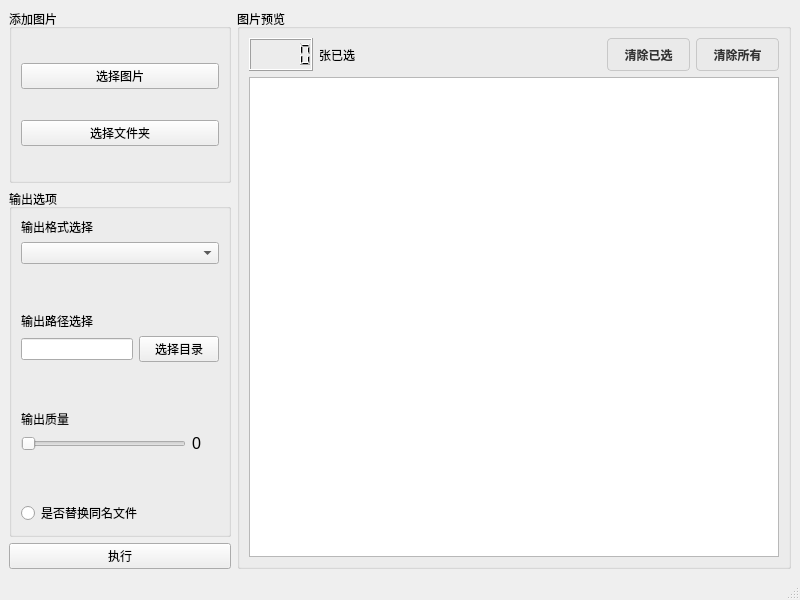
Gxstar/image_convert_qt, file main.ui: the form before one commit.
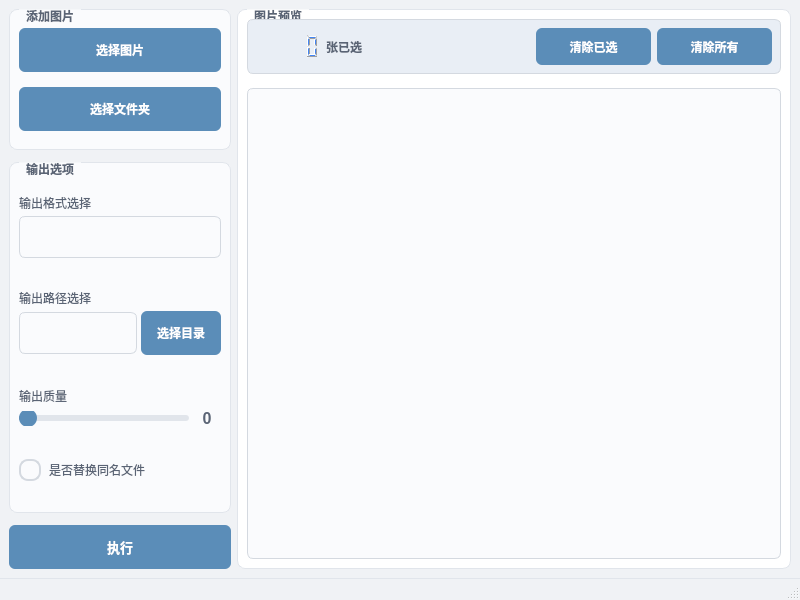
The form after the commit. Icons and pictures are not drawn.

Commit message:
style(ui): 更新主窗口样式和组件样式表
- 添加全局样式表定义，包括背景色、字体和边框样式
- 统一按钮、输入框、滑块等控件的视觉风格
- 优化布局间距和组件对齐
- 增强交互状态的视觉反馈

The edit to the form file:
```diff
--- a/main.ui
+++ b/main.ui
@@ -14,15 +14,189 @@
    <string>MainWindow</string>
   </property>
   <widget class="QWidget" name="centralwidget">
+   <property name="styleSheet">
+    <string notr="true">/* 主窗口背景 */
+QWidget#centralwidget {
+	background-color: #F0F2F5;
+	font-family: &quot;Segoe UI&quot;, &quot;Microsoft YaHei&quot;;
+}
+
+/* 分组框样式 */
+QGroupBox {
+    font-weight: 500;
+    border: 1px solid #E1E5EB;
+    border-radius: 8px;
+    margin-top: 1ex; /* 为标题留出空间 */
+    background-color: #FAFBFD;
+    font-family: &quot;Segoe UI&quot;, &quot;Microsoft YaHei&quot;;
+}
+
+QGroupBox::title {
+    subcontrol-origin: margin;
+    left: 10px;
+    padding: 0 5px 0 5px;
+    color: #5A6475;
+}
+
+/* 按钮通用样式 */
+QPushButton {
+    background-color: #5B8DB8;
+    color: white;
+    border: none;
+    border-radius: 6px;
+    padding: 10px 16px;
+    font-weight: 500;
+    font-family: &quot;Segoe UI&quot;, &quot;Microsoft YaHei&quot;;
+    min-height: 24px;
+}
+
+QPushButton:hover {
+    background-color: #4A7A9F;
+}
+
+QPushButton:pressed {
+    background-color: #3D6785;
+}
+
+QPushButton:disabled {
+    background-color: #8997A5;
+}
+
+/* 标签样式 */
+QLabel {
+    color: #5A6475;
+    font-family: &quot;Segoe UI&quot;, &quot;Microsoft YaHei&quot;;
+}
+
+/* 组合框样式 */
+QComboBox {
+    padding: 8px 12px;
+    border: 1px solid #D4D9E0;
+    border-radius: 6px;
+    background-color: #FAFBFD;
+    font-family: &quot;Segoe UI&quot;, &quot;Microsoft YaHei&quot;;
+    min-height: 24px;
+}
+
+QComboBox:hover {
+    border-color: #5B8DB8;
+}
+
+QComboBox::drop-down {
+    border: none;
+    border-radius: 6px;
+}
+
+QComboBox::down-arrow {
+    image: url(:/icons/down_arrow.png);
+    width: 12px;
+    height: 12px;
+    margin-right: 8px;
+}
+
+/* 输入框样式 */
+QLineEdit {
+    padding: 8px 12px;
+    border: 1px solid #D4D9E0;
+    border-radius: 6px;
+    background-color: #FAFBFD;
+    font-family: &quot;Segoe UI&quot;, &quot;Microsoft YaHei&quot;;
+    selection-background-color: #5B8DB8;
+    selection-color: white;
+    min-height: 24px;
+}
+
+QLineEdit:focus {
+    border-color: #5B8DB8;
+    outline: none;
+}
+
+/* 滑块样式 */
+QSlider::groove:horizontal {
+    height: 6px;
+    background: #E1E5EB;
+    border-radius: 3px;
+}
+
+QSlider::handle:horizontal {
+    background: #5B8DB8;
+    border: none;
+    width: 18px;
+    height: 18px;
+    margin: -6px 0;
+    border-radius: 9px;
+}
+
+QSlider::sub-page:horizontal {
+    background: #8997A5;
+    border-radius: 3px;
+}
+
+/* 单选按钮样式 */
+QRadioButton {
+    color: #5A6475;
+    font-family: &quot;Segoe UI&quot;, &quot;Microsoft YaHei&quot;;
+    spacing: 8px;
+}
+
+QRadioButton::indicator {
+    width: 18px;
+    height: 18px;
+}
+
+QRadioButton::indicator:unchecked {
+    border: 2px solid #D4D9E0;
+    border-radius: 9px;
+    background-color: #FAFBFD;
+}
+
+QRadioButton::indicator:checked {
+    border: 2px solid #5B8DB8;
+    border-radius: 9px;
+    background-color: #5B8DB8;
+}
+
+/* 列表视图样式 */
+QListView {
+    border: 1px solid #D4D9E0;
+    border-radius: 6px;
+    background-color: #FAFBFD;
+    alternate-background-color: #F0F2F5;
+    font-family: &quot;Segoe UI&quot;, &quot;Microsoft YaHei&quot;;
+}
+
+QListView::item {
+    padding: 6px 8px;
+}
+
+QListView::item:selected {
+    background-color: #5B8DB8;
+    color: white;
+}
+
+/* LCD数字显示样式 */
+QLCDNumber {
+    color: #5B8DB8;
+    border: none;
+    background-color: transparent;
+}
+</string>
+   </property>
    <layout class="QHBoxLayout" name="horizontalLayout_3" stretch="2,5">
     <item>
-     <layout class="QVBoxLayout" name="left" stretch="3,6,1">
+     <layout class="QVBoxLayout" name="left">
+      <property name="spacing">
+       <number>12</number>
+      </property>
       <item>
        <widget class="QGroupBox" name="inputBox">
         <property name="title">
          <string>添加图片</string>
         </property>
         <layout class="QVBoxLayout" name="verticalLayout">
+         <property name="spacing">
+          <number>6</number>
+         </property>
          <item>
           <spacer name="verticalSpacer_5">
            <property name="orientation">
@@ -85,8 +259,27 @@
          <string>输出选项</string>
         </property>
         <layout class="QVBoxLayout" name="verticalLayout_2">
+         <property name="spacing">
+          <number>10</number>
+         </property>
+         <item>
+          <spacer name="verticalSpacer_7">
+           <property name="orientation">
+            <enum>Qt::Orientation::Vertical</enum>
+           </property>
+           <property name="sizeHint" stdset="0">
+            <size>
+             <width>20</width>
+             <height>40</height>
+            </size>
+           </property>
+          </spacer>
+         </item>
          <item>
           <layout class="QVBoxLayout" name="format">
+           <property name="spacing">
+            <number>4</number>
+           </property>
            <item>
             <widget class="QLabel" name="outFormatTitle">
              <property name="text">
@@ -113,7 +306,10 @@
           </spacer>
          </item>
          <item>
-          <layout class="QVBoxLayout" name="outdir" stretch="0,0">
+          <layout class="QVBoxLayout" name="outdir">
+           <property name="spacing">
+            <number>4</number>
+           </property>
            <item>
             <widget class="QLabel" name="outDirTitle">
              <property name="text">
@@ -152,6 +348,9 @@
          </item>
          <item>
           <layout class="QVBoxLayout" name="quality">
+           <property name="spacing">
+            <number>4</number>
+           </property>
            <item>
             <widget class="QLabel" name="qualityTitle">
              <property name="text">
@@ -174,7 +373,10 @@
              <item>
               <widget class="QLabel" name="qualityShow">
                <property name="text">
-                <string>&lt;html&gt;&lt;head/&gt;&lt;body&gt;&lt;p&gt;&lt;span style=&quot; font-size:12pt;&quot;&gt;0&lt;/span&gt;&lt;/p&gt;&lt;/body&gt;&lt;/html&gt;</string>
+                <string>&lt;html&gt;&lt;head/&gt;&lt;body&gt;&lt;p&gt;&lt;span style=&quot; font-size:12pt; font-weight:600;&quot;&gt;0&lt;/span&gt;&lt;/p&gt;&lt;/body&gt;&lt;/html&gt;</string>
+               </property>
+               <property name="alignment">
+                <set>Qt::AlignmentFlag::AlignCenter</set>
                </property>
               </widget>
              </item>
@@ -202,11 +404,37 @@
            </property>
           </widget>
          </item>
+         <item>
+          <spacer name="verticalSpacer_8">
+           <property name="orientation">
+            <enum>Qt::Orientation::Vertical</enum>
+           </property>
+           <property name="sizeHint" stdset="0">
+            <size>
+             <width>20</width>
+             <height>40</height>
+            </size>
+           </property>
+          </spacer>
+         </item>
         </layout>
        </widget>
       </item>
       <item>
        <widget class="QPushButton" name="run">
+        <property name="minimumSize">
+         <size>
+          <width>0</width>
+          <height>44</height>
+         </size>
+        </property>
+        <property name="font">
+         <font>
+          <family>Segoe UI</family>
+          <pointsize>10</pointsize>
+          <fontweight>Medium</fontweight>
+         </font>
+        </property>
         <property name="text">
          <string>执行</string>
         </property>
@@ -216,141 +444,258 @@
     </item>
     <item>
      <widget class="QGroupBox" name="right">
+      <property name="styleSheet">
+       <string notr="true">QGroupBox#right {
+     background-color: #FFFFFF;
+     border: 1px solid #E1E5EB;
+     border-radius: 8px;
+     margin-top: 1ex;
+ }
+
+ QGroupBox#right::title {
+     subcontrol-origin: margin;
+     left: 10px;
+     padding: 0 5px 0 5px;
+     color: #5A6475;
+     font-weight: 500;
+ }</string>
+      </property>
       <property name="title">
        <string>图片预览</string>
       </property>
       <layout class="QVBoxLayout" name="verticalLayout_3">
        <item>
-        <layout class="QHBoxLayout" name="horizontalLayout_4">
-         <item>
-          <widget class="QLCDNumber" name="selectedNum"/>
-         </item>
-         <item>
-          <widget class="QLabel" name="labelSelectedNum">
-           <property name="text">
-            <string>张已选</string>
-           </property>
-          </widget>
-         </item>
-         <item>
-          <spacer name="horizontalSpacer">
-           <property name="orientation">
-            <enum>Qt::Orientation::Horizontal</enum>
-           </property>
-           <property name="sizeHint" stdset="0">
-            <size>
-             <width>40</width>
-             <height>20</height>
-            </size>
-           </property>
-          </spacer>
-         </item>
-         <item>
-          <widget class="QToolButton" name="clearSelected">
-           <property name="styleSheet">
-            <string notr="true">/* --- 专业灰色清除按钮 QSS --- */
+        <widget class="QWidget" name="toolbarWidget" native="true">
+         <property name="styleSheet">
+          <string notr="true">QWidget#toolbarWidget {
+    background-color: #E9EEF5;
+    border: 1px solid #D4D9E0;
+    border-radius: 6px;
+    padding: 8px;
+}</string>
+         </property>
+         <layout class="QHBoxLayout" name="horizontalLayout_4">
+          <item>
+           <widget class="QLCDNumber" name="selectedNum">
+            <property name="styleSheet">
+             <string notr="true">QLCDNumber {
+    color: #4285F4;
+    border: none;
+    background-color: transparent;
+}</string>
+            </property>
+           </widget>
+          </item>
+          <item>
+           <widget class="QLabel" name="labelSelectedNum">
+            <property name="styleSheet">
+             <string notr="true">QLabel {
+    color: #5A6475;
+    font-family: &quot;Segoe UI&quot;, &quot;Microsoft YaHei&quot;;
+    font-weight: 500;
+}</string>
+            </property>
+            <property name="text">
+             <string>张已选</string>
+            </property>
+           </widget>
+          </item>
+          <item>
+           <spacer name="horizontalSpacer">
+            <property name="orientation">
+             <enum>Qt::Orientation::Horizontal</enum>
+            </property>
+            <property name="sizeHint" stdset="0">
+             <size>
+              <width>40</width>
+              <height>20</height>
+             </size>
+            </property>
+           </spacer>
+          </item>
+          <item>
+           <widget class="QToolButton" name="clearSelected">
+            <property name="styleSheet">
+             <string notr="true">/* --- 工具栏按钮 QSS --- */
 
 QToolButton {
     /* 基础样式 */
-    background-color: #EAEAEA;        /* 浅灰色背景 */
-    color: #333333;                   /* 深灰色文字，保证可读性 */
-    border: 1px solid #C8C8C8;        /* 柔和的边框 */
-    border-radius: 4px;               /* 舒适的圆角 */
-    padding: 5px 12px;                /* 内边距 (上下5px, 左右12px) */
-    font-weight: bold;                /* 字体加粗，让文字更清晰 */
+    background-color: #5B8DB8;        /* 柔和蓝色背景 */
+    color: #FFFFFF;                   /* 白色文字 */
+    border: none;                     /* 无边框 */
+    border-radius: 6px;               /* 圆润边角 */
+    padding: 8px 16px;                /* 舒适内边距 */
+    font-weight: 500;                 /* 中等字体粗细 */
+    font-family: &quot;Segoe UI&quot;, &quot;Microsoft YaHei&quot;; /* 现代字体 */
+    min-width: 80px;
 }
 
 QToolButton:hover {
     /* 鼠标悬停状态 */
-    background-color: #DCDCDC;        /* 悬停时背景变深 */
-    border-color: #B8B8B8;            /* 边框颜色也相应加深 */
+    background-color: #4A7A9F;        /* 深一号的悬停色 */
 }
 
 QToolButton:pressed {
     /* 鼠标按下状态 */
-    background-color: #C8C8C8;        /* 按下时背景更深 */
-    border-color: #A0A0A0;
+    background-color: #3D6785;        /* 更深的按下色 */
 }
 
 QToolButton:disabled {
     /* 禁用状态 */
-    background-color: #F5F5F5;        /* 更浅的背景 */
-    color: #BDBDBD;                   /* 灰色文字 */
-    border-color: #E0E0E0;
+    background-color: #8997A5;        /* 浅灰色禁用状态 */
+    color: #CED4DA;
 }
 </string>
-           </property>
-           <property name="text">
-            <string>清除已选</string>
-           </property>
-           <property name="icon">
-            <iconset theme="QIcon::ThemeIcon::EditDelete"/>
-           </property>
-          </widget>
-         </item>
-         <item>
-          <widget class="QToolButton" name="clearAll">
-           <property name="styleSheet">
-            <string notr="true">/* --- 专业灰色清除按钮 QSS --- */
+            </property>
+            <property name="text">
+             <string>清除已选</string>
+            </property>
+            <property name="icon">
+             <iconset theme="QIcon::ThemeIcon::EditDelete"/>
+            </property>
+           </widget>
+          </item>
+          <item>
+           <widget class="QToolButton" name="clearAll">
+            <property name="styleSheet">
+             <string notr="true">/* --- 工具栏按钮 QSS --- */
 
 QToolButton {
     /* 基础样式 */
-    background-color: #EAEAEA;        /* 浅灰色背景 */
-    color: #333333;                   /* 深灰色文字，保证可读性 */
-    border: 1px solid #C8C8C8;        /* 柔和的边框 */
-    border-radius: 4px;               /* 舒适的圆角 */
-    padding: 5px 12px;                /* 内边距 (上下5px, 左右12px) */
-    font-weight: bold;                /* 字体加粗，让文字更清晰 */
+    background-color: #5B8DB8;        /* 柔和蓝色背景 */
+    color: #FFFFFF;                   /* 白色文字 */
+    border: none;                     /* 无边框 */
+    border-radius: 6px;               /* 圆润边角 */
+    padding: 8px 16px;                /* 舒适内边距 */
+    font-weight: 500;                 /* 中等字体粗细 */
+    font-family: &quot;Segoe UI&quot;, &quot;Microsoft YaHei&quot;; /* 现代字体 */
+    min-width: 80px;
 }
 
 QToolButton:hover {
     /* 鼠标悬停状态 */
-    background-color: #DCDCDC;        /* 悬停时背景变深 */
-    border-color: #B8B8B8;            /* 边框颜色也相应加深 */
+    background-color: #4A7A9F;        /* 深一号的悬停色 */
 }
 
 QToolButton:pressed {
     /* 鼠标按下状态 */
-    background-color: #C8C8C8;        /* 按下时背景更深 */
-    border-color: #A0A0A0;
+    background-color: #3D6785;        /* 更深的按下色 */
 }
 
 QToolButton:disabled {
     /* 禁用状态 */
-    background-color: #F5F5F5;        /* 更浅的背景 */
-    color: #BDBDBD;                   /* 灰色文字 */
-    border-color: #E0E0E0;
+    background-color: #8997A5;        /* 浅灰色禁用状态 */
+    color: #CED4DA;
 }
 </string>
-           </property>
-           <property name="text">
-            <string>清除所有</string>
-           </property>
-           <property name="icon">
-            <iconset theme="QIcon::ThemeIcon::EditClear"/>
-           </property>
-          </widget>
-         </item>
-        </layout>
+            </property>
+            <property name="text">
+             <string>清除所有</string>
+            </property>
+            <property name="icon">
+             <iconset theme="QIcon::ThemeIcon::EditClear"/>
+            </property>
+           </widget>
+          </item>
+         </layout>
+        </widget>
        </item>
        <item>
-        <widget class="QListView" name="imageList"/>
+        <widget class="QListView" name="imageList">
+         <property name="styleSheet">
+          <string notr="true">QListView {
+    border: 1px solid #D4D9E0;
+    border-radius: 6px;
+    background-color: #FAFBFD;
+    alternate-background-color: #F0F2F5;
+    font-family: &quot;Segoe UI&quot;, &quot;Microsoft YaHei&quot;;
+    margin-top: 8px;
+}
+
+QListView::item {
+    padding: 6px 8px;
+    border-bottom: 1px solid #E1E5EB;
+}
+
+QListView::item:selected {
+    background-color: #4285F4;
+    color: white;
+}</string>
+         </property>
+        </widget>
        </item>
       </layout>
      </widget>
     </item>
    </layout>
   </widget>
-  <widget class="QStatusBar" name="statusbar"/>
+  <widget class="QStatusBar" name="statusbar">
+   <property name="styleSheet">
+    <string notr="true">QStatusBar {
+    background-color: #F0F2F5;
+    border-top: 1px solid #E1E5EB;
+    font-family: &quot;Segoe UI&quot;, &quot;Microsoft YaHei&quot;;
+}
+
+QStatusBar::item {
+    border: none;
+}</string>
+   </property>
+  </widget>
   <widget class="QMenuBar" name="menubar">
    <property name="geometry">
     <rect>
      <x>0</x>
      <y>0</y>
      <width>800</width>
-     <height>33</height>
+     <height>30</height>
     </rect>
    </property>
+   <property name="styleSheet">
+    <string notr="true">QMenuBar {
+    background-color: #FFFFFF;
+    border-bottom: 1px solid #E1E5EB;
+    font-family: &quot;Segoe UI&quot;, &quot;Microsoft YaHei&quot;;
+}
+
+QMenuBar::item {
+    background: transparent;
+    padding: 6px 12px;
+    color: #5A6475;
+}
+
+QMenuBar::item:selected {
+    background: #E9EEF5;
+}
+
+QMenuBar::item:pressed {
+    background: #5B8DB8;
+    color: white;
+}
+
+QMenu {
+    background-color: #FFFFFF;
+    border: 1px solid #E1E5EB;
+    border-radius: 6px;
+    padding: 4px 0px;
+    font-family: &quot;Segoe UI&quot;, &quot;Microsoft YaHei&quot;;
+}
+
+QMenu::item {
+    padding: 6px 24px;
+    color: #5A6475;
+}
+
+QMenu::item:selected {
+    background-color: #E9EEF5;
+}
+
+QMenu::separator {
+    height: 1px;
+    background: #E1E5EB;
+    margin: 4px 0px;
+}</string>
+   </property>
   </widget>
  </widget>
  <resources/>
```
